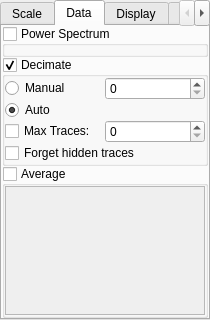
Qt form plotConfigTemplate.ui (pyqtgraph/pyqtgraph) before a commit.
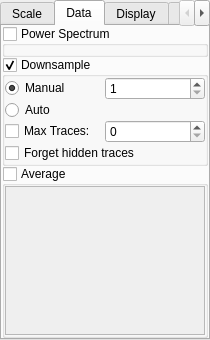
The same form after that commit. The open tabs and pages were chosen to show the change.

Diff of the .ui file:
```diff
--- a/plotConfigTemplate.ui
+++ b/plotConfigTemplate.ui
@@ -7,7 +7,7 @@
     <x>0</x>
     <y>0</y>
     <width>210</width>
-    <height>320</height>
+    <height>340</height>
    </rect>
   </property>
   <property name="maximumSize">
@@ -267,7 +267,7 @@
        <item>
         <widget class="QGroupBox" name="decimateGroup">
          <property name="title">
-          <string>Decimate</string>
+          <string>Downsample</string>
          </property>
          <property name="checkable">
           <bool>true</bool>
@@ -284,10 +284,23 @@
             <property name="text">
              <string>Manual</string>
             </property>
+            <property name="checked">
+             <bool>true</bool>
+            </property>
            </widget>
           </item>
           <item row="0" column="1">
-           <widget class="QSpinBox" name="decimateSpin"/>
+           <widget class="QSpinBox" name="downsampleSpin">
+            <property name="minimum">
+             <number>1</number>
+            </property>
+            <property name="maximum">
+             <number>100000</number>
+            </property>
+            <property name="value">
+             <number>1</number>
+            </property>
+           </widget>
           </item>
           <item row="1" column="0">
            <widget class="QRadioButton" name="autoDecimateRadio">
@@ -295,7 +308,7 @@
              <string>Auto</string>
             </property>
             <property name="checked">
-             <bool>true</bool>
+             <bool>false</bool>
             </property>
            </widget>
           </item>
```
Left out of the diff: 17 changed lines with no effect on the pictures.
